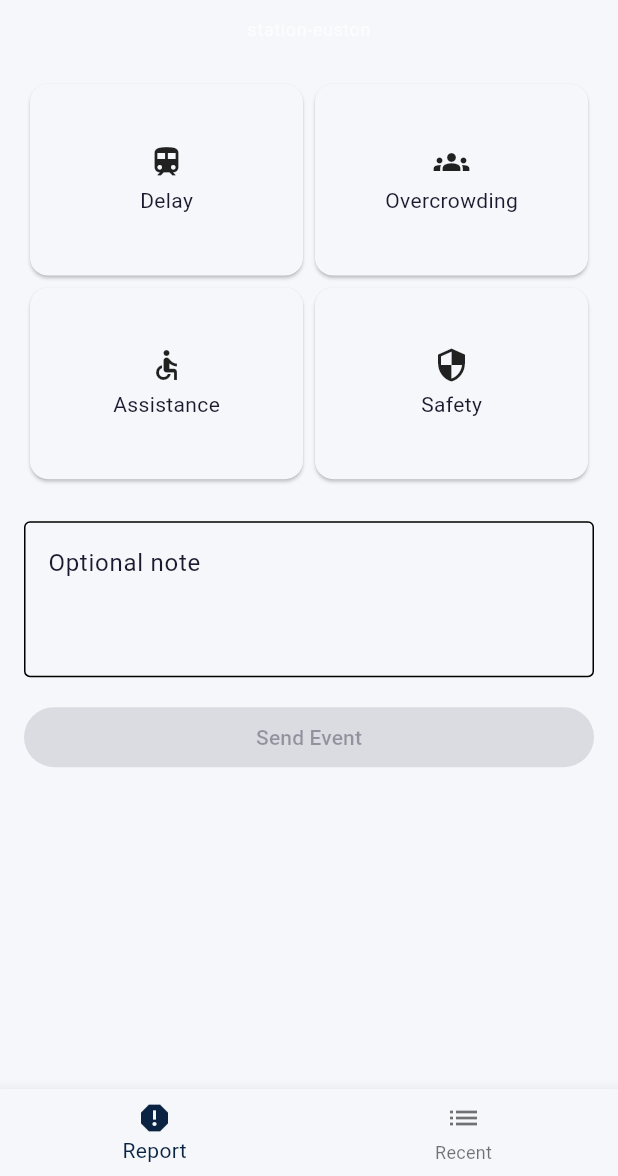
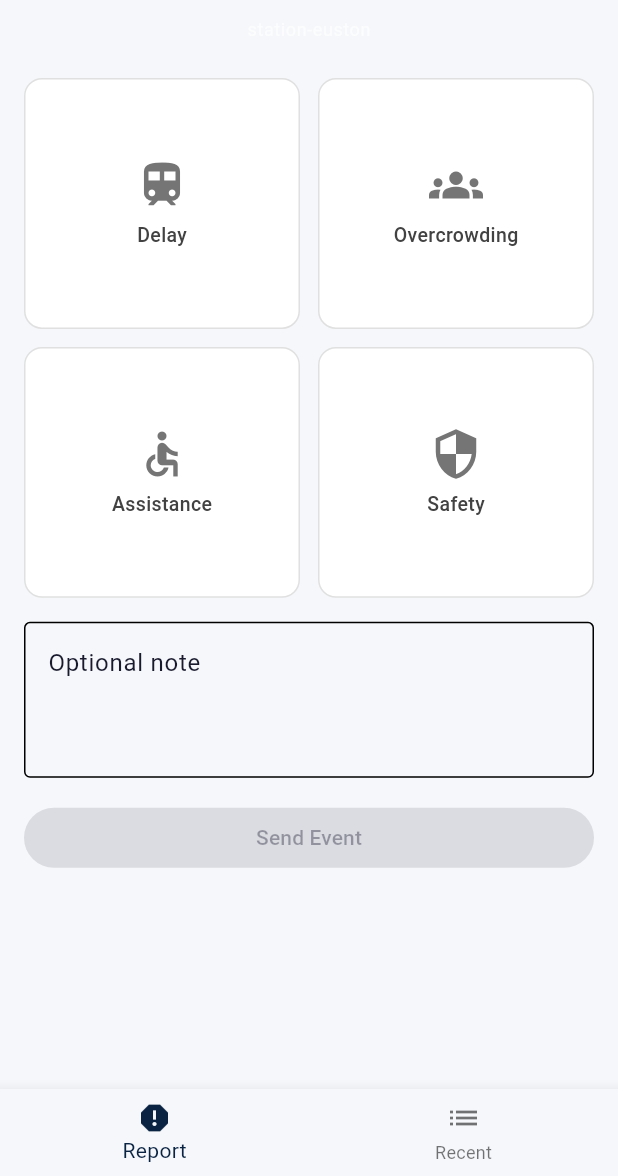
Before and after one commit to tjreilly2011/pulse-event-ops, a Flutter app: the screen it shows after launch, on a phone screen of 412 x 824 dp, the part 60-1236 px from its top. Run offline on Flutter 3.47's test engine with Material 3 defaults, Android fonts, the phone set to English and light mode, and no system bars.

Commit message:
feat(MO-02): polish category cards with larger icons and strong selected state (tests included)

```diff
--- a/mobile/lib/screens/report_event_screen.dart
+++ b/mobile/lib/screens/report_event_screen.dart
@@ -96,30 +96,55 @@ class _ReportEventScreenState extends State<ReportEventScreen> {
                 crossAxisCount: 2,
                 shrinkWrap: true,
                 physics: const NeverScrollableScrollPhysics(),
-                childAspectRatio: 1.4,
+                crossAxisSpacing: 12,
+                mainAxisSpacing: 12,
+                childAspectRatio: 1.1,
                 children: _categories.map((cat) {
                   final type = cat['type'] as String;
                   final label = cat['label'] as String;
                   final icon = cat['icon'] as IconData;
                   final isSelected = _selectedType == type;
-                  return Card(
-                    color: isSelected
-                        ? Theme.of(context).colorScheme.primaryContainer
-                        : Theme.of(context).cardColor,
-                    child: InkWell(
+                  final primary = Theme.of(context).colorScheme.primary;
+                  return GestureDetector(
                     onTap: () {
                       setState(() {
                         _selectedType = type;
                         _selectedLabel = label;
                       });
                     },
+                    child: Container(
+                      decoration: BoxDecoration(
+                        color: isSelected
+                            ? primary.withOpacity(0.08)
+                            : Colors.white,
+                        border: Border.all(
+                          color: isSelected ? primary : Colors.grey.shade300,
+                          width: isSelected ? 3 : 1,
+                        ),
+                        borderRadius: BorderRadius.circular(12),
+                      ),
                       child: Center(
                         child: Column(
                           mainAxisSize: MainAxisSize.min,
                           children: [
-                            Icon(icon),
-                            const SizedBox(height: 4),
-                            Text(label),
+                            Icon(icon,
+                                size: 36,
+                                color: isSelected
+                                    ? primary
+                                    : Colors.grey.shade600),
+                            const SizedBox(height: 6),
+                            Text(
+                              label,
+                              style: TextStyle(
+                                fontWeight: isSelected
+                                    ? FontWeight.bold
+                                    : FontWeight.w500,
+                                fontSize: 13,
+                                color: isSelected
+                                    ? primary
+                                    : Colors.grey.shade800,
+                              ),
+                            ),
                           ],
                         ),
                       ),
@@ -127,9 +152,7 @@ class _ReportEventScreenState extends State<ReportEventScreen> {
                   );
                 }).toList(),
               ),
-              _selectedLabel != null
-                  ? Text('Selected: $_selectedLabel')
-                  : const SizedBox(height: 24),
+              const SizedBox(height: 16),
               TextField(
                 controller: _noteController,
                 maxLines: 3,
```
Lines whose indentation alone changed are shown as unchanged.
